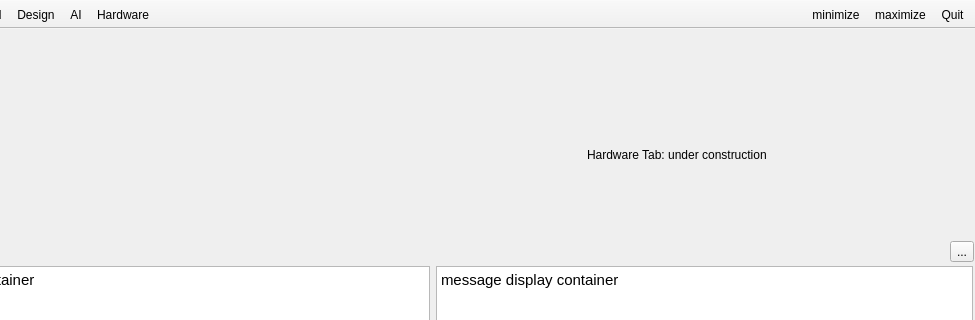
amiryanj/cyrus_ssl, file TeamManager/mainwindow.ui: the form before one commit; both pictures show x 114 to 1089 and y 0 to 320 of the 1089 by 520 pixel window.
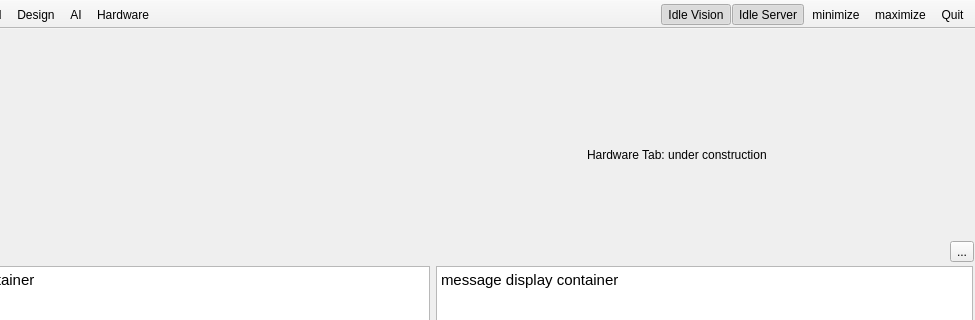
The form after the commit. Icons and pictures are not drawn.

Commit message: Robot Filter revised power buttons added to control running server / vision QMutexLocker used

What changed in the file:
```diff
--- a/TeamManager/mainwindow.ui
+++ b/TeamManager/mainwindow.ui
@@ -1104,6 +1104,8 @@
    <addaction name="actionQuit"/>
    <addaction name="actionMaximize"/>
    <addaction name="actionMinimize"/>
+   <addaction name="actionIdle_Server"/>
+   <addaction name="actionIdle_Vision"/>
   </widget>
   <action name="actionWatch">
    <property name="checkable">
@@ -1175,6 +1177,36 @@
     <string>minimize</string>
    </property>
   </action>
+  <action name="actionIdle_Server">
+   <property name="checkable">
+    <bool>true</bool>
+   </property>
+   <property name="checked">
+    <bool>true</bool>
+   </property>
+   <property name="icon">
+    <iconset resource="icons.qrc">
+     <normaloff>:/icons/oxygen/arrow-right.png</normaloff>:/icons/oxygen/arrow-right.png</iconset>
+   </property>
+   <property name="text">
+    <string>Idle Server</string>
+   </property>
+  </action>
+  <action name="actionIdle_Vision">
+   <property name="checkable">
+    <bool>true</bool>
+   </property>
+   <property name="checked">
+    <bool>true</bool>
+   </property>
+   <property name="icon">
+    <iconset resource="icons.qrc">
+     <normaloff>:/icons/oxygen/layer-visible-on.png</normaloff>:/icons/oxygen/layer-visible-on.png</iconset>
+   </property>
+   <property name="text">
+    <string>Idle Vision</string>
+   </property>
+  </action>
  </widget>
  <layoutdefault spacing="6" margin="11"/>
  <resources>
```
The commit also changes 19 other files.
